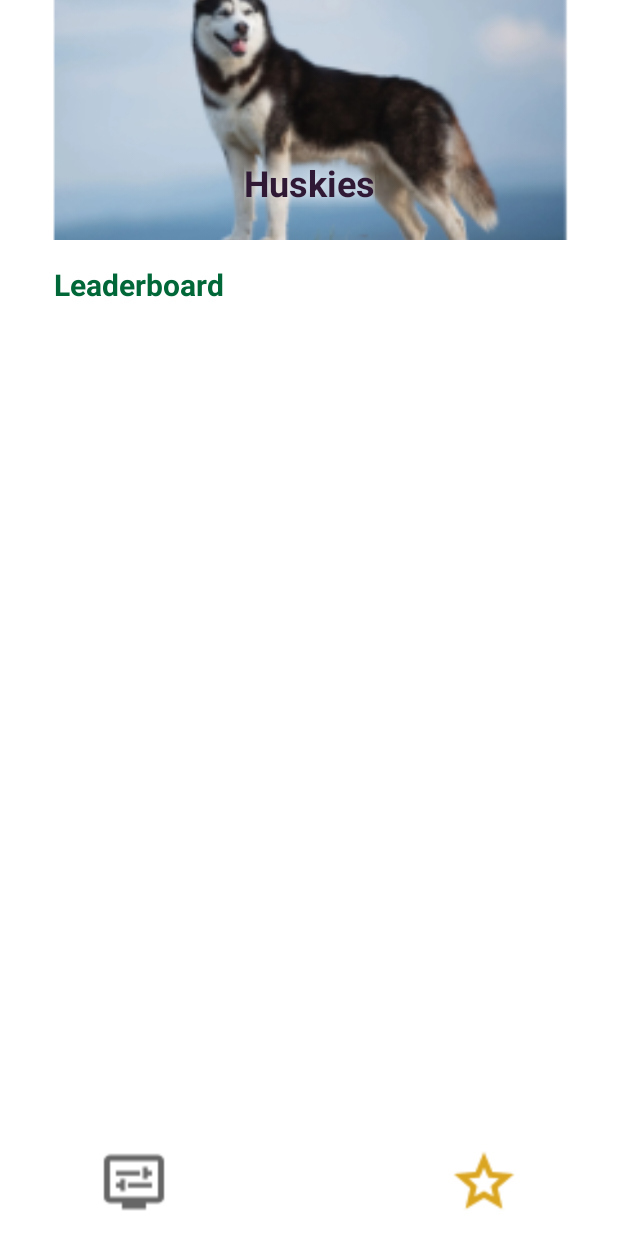
After one commit to CS5520FeinbergSpring2024/team-project-group1, an Android app: the layout challenge_group_leaderboard.xml on its own in the app's theme, with its tools: preview values and no code run, on a phone screen of 412 x 824 dp. The commit adds this screen. Run offline under Robolectric (Android 15) with nearby library versions, the phone set to English and light mode, and no system bars.

Commit message:
Add xml resource for group challenge leaderboard screen

```diff
--- a/app/src/main/res/layout/challenge_group.xml
+++ b/app/src/main/res/layout/challenge_group.xml
@@ -46,7 +46,8 @@
         app:layout_constraintHorizontal_bias="0.2"
         app:layout_constraintStart_toStartOf="parent"
         app:layout_constraintTop_toBottomOf="@+id/metricTimeSpanRow"
-        app:layout_constraintVertical_bias="1.0" />
+        app:layout_constraintVertical_bias="1.0"
+        app:tint="#DAA520"/>
 
     <ImageView
         android:id="@+id/icon2"
--- /dev/null
+++ b/app/src/main/res/layout/challenge_group_leaderboard.xml
@@ -0,0 +1,93 @@
+<?xml version="1.0" encoding="utf-8"?>
+<androidx.constraintlayout.widget.ConstraintLayout xmlns:android="http://schemas.android.com/apk/res/android"
+    xmlns:app="http://schemas.android.com/apk/res-auto"
+    xmlns:tools="http://schemas.android.com/tools"
+    android:layout_width="match_parent"
+    android:layout_height="match_parent">
+
+    <ImageView
+        android:id="@+id/bannerImageView"
+        android:layout_width="0dp"
+        android:layout_height="160dp"
+        android:scaleType="centerCrop"
+        android:src="@mipmap/husky_foreground"
+        app:layout_constraintEnd_toEndOf="parent"
+        app:layout_constraintStart_toStartOf="parent"
+        app:layout_constraintTop_toTopOf="parent" />
+
+    <TextView
+        android:id="@+id/groupName"
+        android:layout_width="wrap_content"
+        android:layout_height="wrap_content"
+        android:layout_margin="16dp"
+        android:shadowColor="#FFFFFF"
+        android:shadowDx="0"
+        android:shadowDy="0"
+        android:shadowRadius="10"
+        android:text="@string/groupNm"
+        android:textColor="#301934"
+        android:textSize="24sp"
+        android:textStyle="bold"
+        app:layout_constraintBottom_toBottomOf="@+id/bannerImageView"
+        app:layout_constraintEnd_toEndOf="@+id/bannerImageView"
+        app:layout_constraintStart_toStartOf="@+id/bannerImageView"
+        app:layout_constraintTop_toTopOf="@+id/bannerImageView"
+        app:layout_constraintVertical_bias="0.937" />
+
+    <ImageView
+        android:id="@+id/icon1"
+        android:layout_width="wrap_content"
+        android:layout_height="wrap_content"
+        android:layout_marginBottom="24dp"
+        android:scaleX="2"
+        android:scaleY="2"
+        android:src="@drawable/display"
+        app:layout_constraintBottom_toBottomOf="parent"
+        app:layout_constraintEnd_toEndOf="parent"
+        app:layout_constraintHorizontal_bias="0.2"
+        app:layout_constraintStart_toStartOf="parent"
+        app:layout_constraintVertical_bias="1.0" />
+
+    <ImageView
+        android:id="@+id/icon2"
+        android:layout_width="wrap_content"
+        android:layout_height="wrap_content"
+        android:layout_marginBottom="24dp"
+        android:scaleX="2"
+        android:scaleY="2"
+        android:src="@drawable/star"
+        app:layout_constraintBottom_toBottomOf="parent"
+        app:layout_constraintEnd_toEndOf="parent"
+        app:layout_constraintHorizontal_bias="0.8"
+        app:layout_constraintStart_toStartOf="parent"
+        app:layout_constraintVertical_bias="1.0"
+        app:tint="#DAA520" />
+
+
+    <TextView
+        android:id="@+id/groupPageTitle"
+        android:layout_width="wrap_content"
+        android:layout_height="wrap_content"
+        android:layout_marginTop="16dp"
+        android:text="@string/leaderboard_lbl"
+        android:textColor="#006838"
+        android:textSize="20sp"
+        android:textStyle="bold"
+        app:layout_constraintEnd_toEndOf="parent"
+        app:layout_constraintHorizontal_bias="0.12"
+        app:layout_constraintStart_toStartOf="parent"
+        app:layout_constraintTop_toBottomOf="@+id/bannerImageView" />
+
+    <androidx.recyclerview.widget.RecyclerView
+        android:layout_width="409dp"
+        android:layout_height="478dp"
+        android:layout_marginStart="1dp"
+        android:layout_marginTop="1dp"
+        android:layout_marginEnd="1dp"
+        app:layout_constraintBottom_toTopOf="@+id/icon2"
+        app:layout_constraintEnd_toEndOf="parent"
+        app:layout_constraintStart_toStartOf="parent"
+        app:layout_constraintTop_toBottomOf="@+id/groupPageTitle" />
+
+
+</androidx.constraintlayout.widget.ConstraintLayout>
--- a/app/src/main/res/values/strings.xml
+++ b/app/src/main/res/values/strings.xml
@@ -127,5 +127,6 @@
     <string name="description_lbl">Description </string>
     <string name="metric_lbl">Metric </string>
     <string name="time_span_lbl">Time Span </string>
+    <string name="leaderboard_lbl">Leaderboard</string>
 
 </resources>
```
Also changed, not shown: app/src/main/res/layout/leaderboard_card_view.xml (added, +56 -0 lines).
